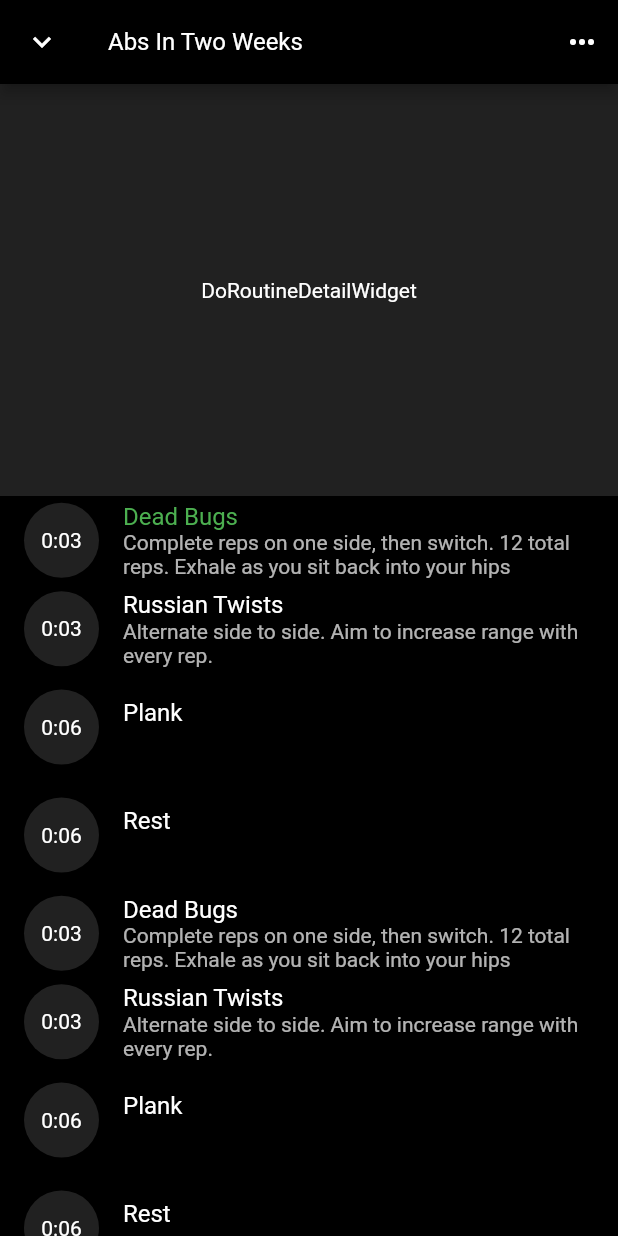
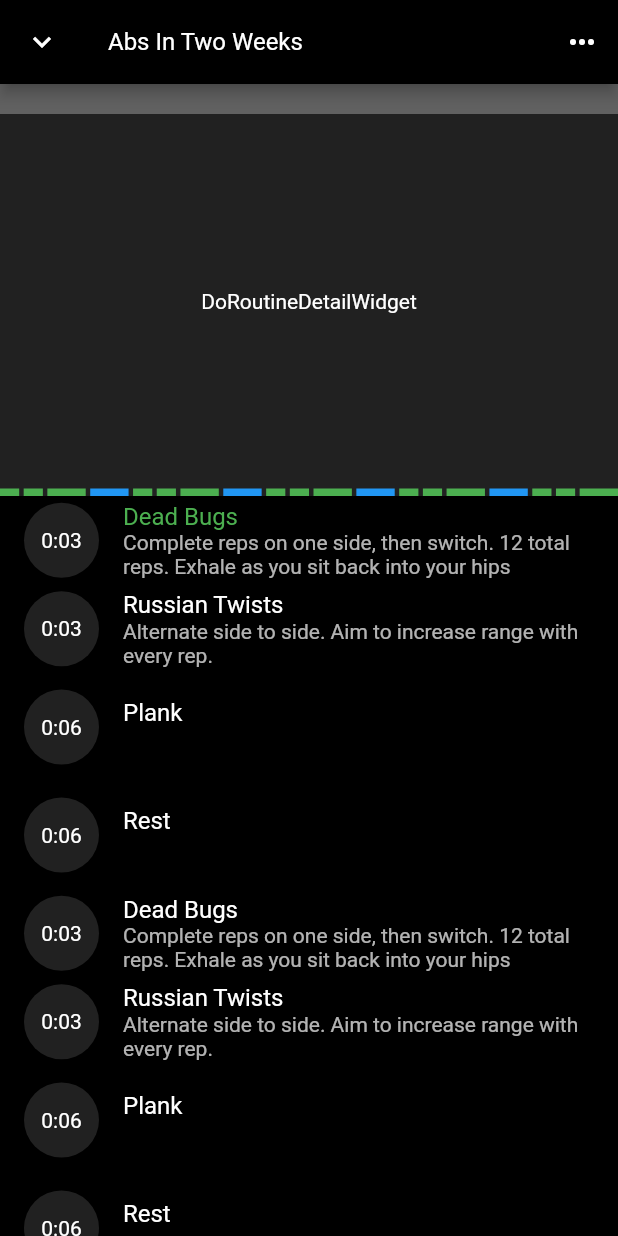
Before and after one commit to ivedone/mvp, a Flutter app: the screen it shows after launch, on a phone screen of 412 x 824 dp. Run offline on Flutter 3.47's test engine with Material 2 defaults, Android fonts, the phone set to English and light mode, and no system bars; drawn by our look-alikes of scrollable_positioned_list.

Commit message:
DoRoutineDetailWidget implements DoRoutineProgressIndicator

```diff
--- a/lib/components/do_routine/control_panel/control_panel.dart
+++ b/lib/components/do_routine/control_panel/control_panel.dart
@@ -1,9 +1,9 @@
 import 'package:flutter/material.dart';
-import 'package:mvp/components/progress/progress.dart';
 import 'package:provider/provider.dart';
 
+import 'package:mvp/screens/do_routine.dart';
 import 'package:mvp/models/do_routine.dart';
-import 'package:mvp/screens/do_routine.dart';
+import 'package:mvp/components/do_routine/progress/progress.dart';
 
 import 'thumbnail.dart';
 import 'text.dart';
--- a/lib/components/do_routine/detail.dart
+++ /dev/null
@@ -1,15 +0,0 @@
-import 'package:flutter/material.dart';
-
-class DoRoutineDetailWidget extends StatelessWidget {
-  const DoRoutineDetailWidget({Key? key}) : super(key: key);
-
-  @override
-  Widget build(BuildContext context) {
-    double height = MediaQuery.of(context).size.height / 3;
-    return SizedBox(
-        height: height,
-        child: Container(
-            color: Theme.of(context).colorScheme.primaryVariant,
-            child: const Center(child: Text('DoRoutineDetailWidget'))));
-  }
-}
--- /dev/null
+++ b/lib/components/do_routine/detail/detail.dart
@@ -0,0 +1,23 @@
+import 'package:flutter/material.dart';
+import 'package:mvp/components/do_routine/progress/progress.dart';
+
+class DoRoutineDetailWidget extends StatelessWidget {
+  const DoRoutineDetailWidget({Key? key}) : super(key: key);
+
+  @override
+  Widget build(BuildContext context) {
+    double height = MediaQuery.of(context).size.height / 3;
+    return SizedBox(
+        height: height,
+        child: Container(
+            color: Theme.of(context).colorScheme.primaryVariant,
+            child: Column(
+                crossAxisAlignment: CrossAxisAlignment.stretch,
+                children: [
+                  SizedBox(
+                      height: 20, child: Container(color: Colors.grey[700])),
+                  Expanded(child: Center(child: Text('DoRoutineDetailWidget'))),
+                  DoRoutineProgressIndicator(),
+                ])));
+  }
+}
--- a/lib/screens/do_routine.dart
+++ b/lib/screens/do_routine.dart
@@ -3,7 +3,7 @@ import 'package:provider/provider.dart';
 
 import 'package:mvp/models/do_routine.dart';
 import 'package:mvp/components/do_routine/list.dart';
-import 'package:mvp/components/do_routine/detail.dart';
+import 'package:mvp/components/do_routine/detail/detail.dart';
 
 class DoRoutineFullScreenModal extends StatelessWidget {
   const DoRoutineFullScreenModal({
```
Also changed, not shown: lib/components/do_routine/progress/chunk/animated_chunk.dart (renamed from lib/components/progress/chunk/animated_chunk.dart), lib/components/do_routine/progress/chunk/chunk.dart (renamed from lib/components/progress/chunk/chunk.dart), lib/components/do_routine/progress/chunk/static_chunk.dart (renamed from lib/components/progress/chunk/static_chunk.dart), lib/components/do_routine/progress/progress.dart (renamed from lib/components/progress/progress.dart).
